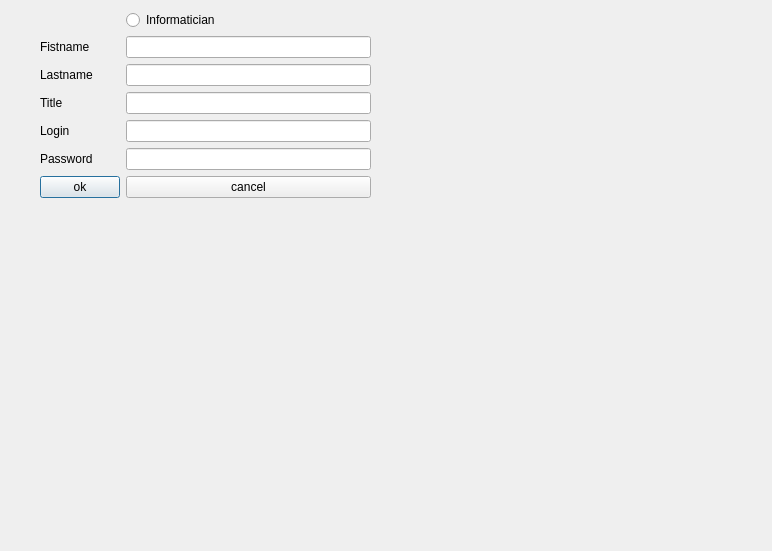
Before: the Qt Designer form npersonnel.ui in mariamko25/ProjetQT, drawn with Qt 5.
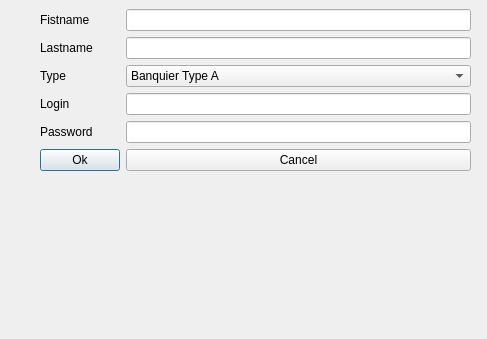
After: the same form once the commit is applied.

The edit to the form file:
```diff
--- a/npersonnel.ui
+++ b/npersonnel.ui
@@ -6,8 +6,8 @@
    <rect>
     <x>0</x>
     <y>0</y>
-    <width>772</width>
-    <height>551</height>
+    <width>487</width>
+    <height>339</height>
    </rect>
   </property>
   <property name="windowTitle">
@@ -17,97 +17,130 @@
    <property name="geometry">
     <rect>
      <x>40</x>
-     <y>10</y>
-     <width>331</width>
-     <height>300</height>
+     <y>9</y>
+     <width>431</width>
+     <height>291</height>
     </rect>
    </property>
    <layout class="QFormLayout" name="formLayout">
-    <item row="2" column="1">
-     <widget class="QRadioButton" name="radioButton">
-      <property name="enabled">
-       <bool>true</bool>
-      </property>
-      <property name="text">
-       <string>Informatician</string>
-      </property>
-     </widget>
-    </item>
-    <item row="6" column="0">
-     <widget class="QLabel" name="label">
+    <item row="5" column="0">
+     <widget class="QLabel" name="FirstNlabel">
       <property name="text">
        <string>Fistname</string>
       </property>
      </widget>
     </item>
-    <item row="6" column="1">
-     <widget class="QLineEdit" name="LE_Firstname"/>
+    <item row="5" column="1">
+     <widget class="QLineEdit" name="LE_Firstname">
+      <property name="inputMask">
+       <string>&gt;A&lt;AAAAAAAAAAAAAAAAAAAAAAAAAAAAA</string>
+      </property>
+     </widget>
     </item>
-    <item row="7" column="0">
-     <widget class="QLabel" name="label_3">
+    <item row="6" column="0">
+     <widget class="QLabel" name="LastNLabel">
       <property name="text">
        <string>Lastname</string>
       </property>
      </widget>
     </item>
-    <item row="7" column="1">
+    <item row="6" column="1">
      <widget class="QLineEdit" name="LE_Lastname">
       <property name="enabled">
        <bool>true</bool>
       </property>
+      <property name="inputMask">
+       <string>&gt;A&lt;AAAAAAAAAAAAAAAAAAAAAAAAAAAAA</string>
+      </property>
+     </widget>
+    </item>
+    <item row="7" column="0">
+     <widget class="QLabel" name="Titlelabel">
+      <property name="text">
+       <string>Type</string>
+      </property>
      </widget>
     </item>
     <item row="8" column="0">
-     <widget class="QLabel" name="label_2">
-      <property name="text">
-       <string>Title</string>
-      </property>
-     </widget>
-    </item>
-    <item row="8" column="1">
-     <widget class="QLineEdit" name="le8tITLE"/>
-    </item>
-    <item row="9" column="0">
-     <widget class="QLabel" name="label_5">
+     <widget class="QLabel" name="Loginlabel">
       <property name="text">
        <string>Login</string>
       </property>
      </widget>
     </item>
-    <item row="9" column="1">
+    <item row="8" column="1">
      <widget class="QLineEdit" name="LE_Login">
       <property name="enabled">
        <bool>true</bool>
       </property>
      </widget>
     </item>
-    <item row="11" column="0">
-     <widget class="QLabel" name="label_6">
+    <item row="10" column="0">
+     <widget class="QLabel" name="PasswordLabel">
       <property name="text">
        <string>Password</string>
       </property>
      </widget>
     </item>
-    <item row="11" column="1">
+    <item row="10" column="1">
      <widget class="QLineEdit" name="LE_Password"/>
     </item>
-    <item row="13" column="0">
-     <widget class="QPushButton" name="pushButton_2">
+    <item row="12" column="0">
+     <widget class="QPushButton" name="Cancel">
       <property name="enabled">
        <bool>true</bool>
       </property>
       <property name="text">
-       <string>ok</string>
+       <string>Ok</string>
       </property>
      </widget>
     </item>
-    <item row="13" column="1">
-     <widget class="QPushButton" name="pushButton">
+    <item row="12" column="1">
+     <widget class="QPushButton" name="Ok">
       <property name="text">
-       <string>cancel</string>
+       <string>Cancel</string>
       </property>
      </widget>
     </item>
+    <item row="7" column="1">
+     <widget class="QComboBox" name="TypePersonnecomboBox">
+      <item>
+       <property name="text">
+        <string>Banquier Type A</string>
+       </property>
+      </item>
+      <item>
+       <property name="text">
+        <string>Banquier Type B</string>
+       </property>
+      </item>
+      <item>
+       <property name="text">
+        <string>Informaticien</string>
+       </property>
+      </item>
+      <item>
+       <property name="text">
+        <string>Assureur Logement</string>
+       </property>
+      </item>
+      <item>
+       <property name="text">
+        <string>Assureur Voiture</string>
+       </property>
+      </item>
+      <item>
+       <property name="text">
+        <string>Assureur Vie</string>
+       </property>
+      </item>
+      <item>
+       <property name="text">
+        <string>Divers</string>
+       </property>
+      </item>
+     </widget>
+    </item>
    </layout>
   </widget>
  </widget>
```
